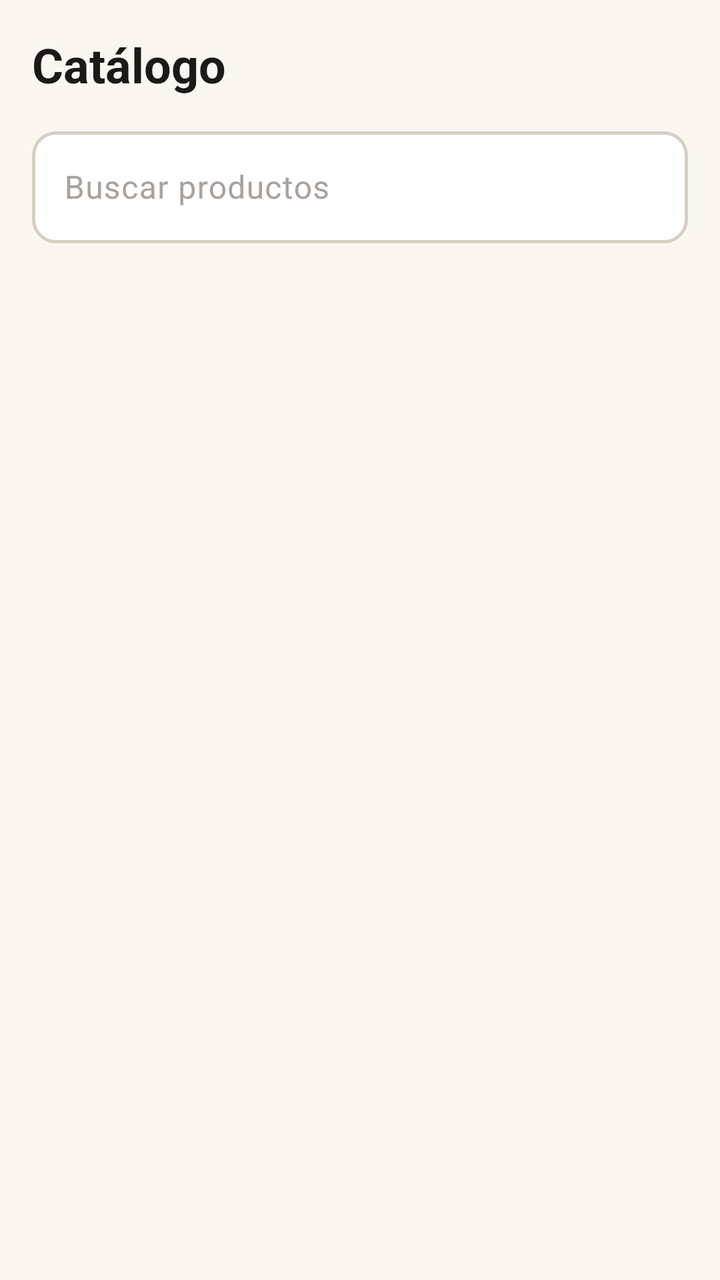
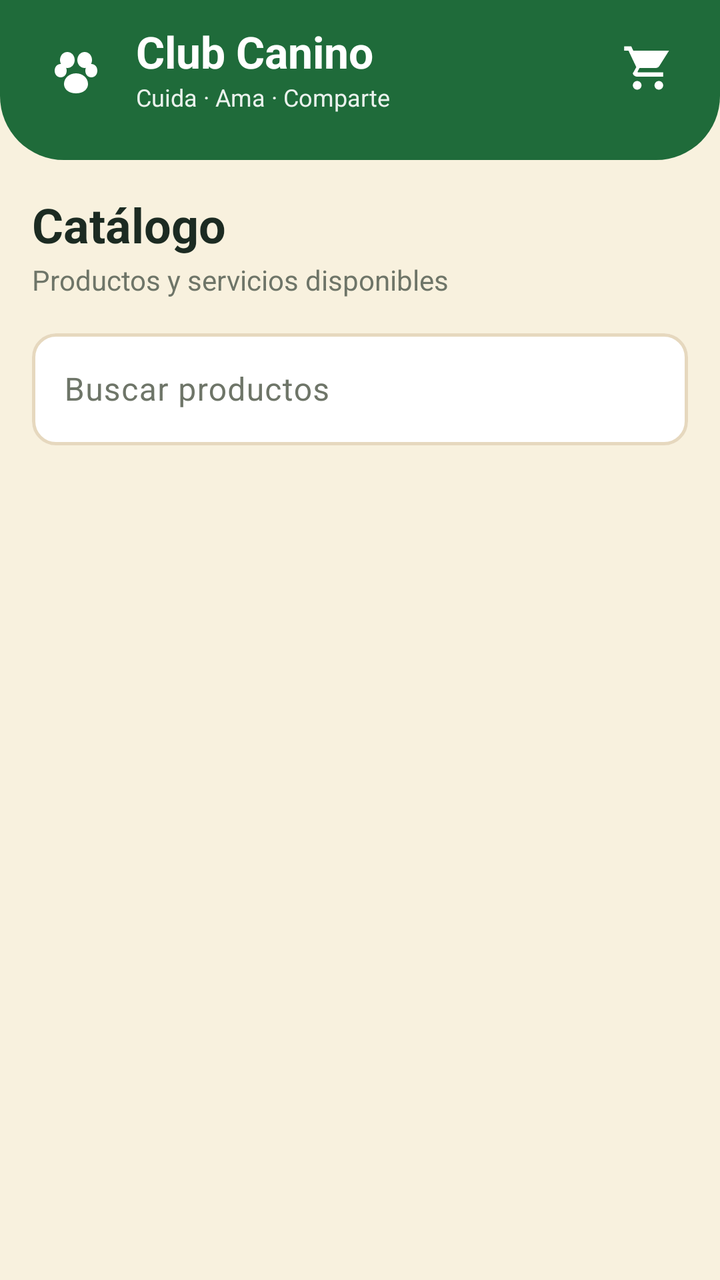

An Android layout rendered at two revisions. The XML below is the earlier revision; the diff shows what the commit changed to produce the second picture.
<!-- AndroidManifest.xml: application theme Theme.ClubCanino -->
<!-- res/layout/fragment_buyer_catalog.xml -->
<?xml version="1.0" encoding="utf-8"?>
<LinearLayout xmlns:android="http://schemas.android.com/apk/res/android"
    android:layout_width="match_parent"
    android:layout_height="match_parent"
    android:background="@drawable/bg_screen"
    android:orientation="vertical"
    android:paddingStart="@dimen/screen_padding_horizontal"
    android:paddingTop="@dimen/spacing_lg"
    android:paddingEnd="@dimen/screen_padding_horizontal">

    <TextView
        android:layout_width="match_parent"
        android:layout_height="wrap_content"
        android:text="@string/buyer_catalog_title"
        android:textAppearance="@style/TextAppearance.ClubCanino.Headline" />

    <com.google.android.material.textfield.TextInputLayout
        android:id="@+id/inputLayoutSearch"
        style="@style/Widget.ClubCanino.TextInputLayout"
        android:layout_width="match_parent"
        android:layout_height="wrap_content"
        android:layout_marginTop="@dimen/spacing_md"
        android:hint="@string/hint_search_products">

        <com.google.android.material.textfield.TextInputEditText
            android:id="@+id/editSearch"
            style="@style/Widget.ClubCanino.EditText"
            android:layout_width="match_parent"
            android:layout_height="wrap_content"
            android:imeOptions="actionSearch"
            android:inputType="text"
            android:maxLines="1" />
    </com.google.android.material.textfield.TextInputLayout>

    <HorizontalScrollView
        android:layout_width="match_parent"
        android:layout_height="wrap_content"
        android:layout_marginTop="@dimen/spacing_md"
        android:scrollbars="none">

        <LinearLayout
            android:id="@+id/containerFilters"
            android:layout_width="wrap_content"
            android:layout_height="wrap_content"
            android:orientation="horizontal" />
    </HorizontalScrollView>

    <TextView
        android:id="@+id/textEmpty"
        android:layout_width="match_parent"
        android:layout_height="wrap_content"
        android:layout_marginTop="@dimen/spacing_xl"
        android:gravity="center"
        android:text="@string/msg_empty_state"
        android:textAppearance="@style/TextAppearance.ClubCanino.Body.Secondary"
        android:visibility="gone" />

    <androidx.core.widget.NestedScrollView
        android:layout_width="match_parent"
        android:layout_height="0dp"
        android:layout_marginTop="@dimen/spacing_md"
        android:layout_weight="1">

        <LinearLayout
            android:id="@+id/containerProducts"
            android:layout_width="match_parent"
            android:layout_height="wrap_content"
            android:orientation="vertical"
            android:paddingBottom="@dimen/spacing_xl" />
    </androidx.core.widget.NestedScrollView>
</LinearLayout>
<!-- resources referenced by this layout -->
<resources>
  <dimen name="spacing_lg">16dp</dimen>
  <dimen name="spacing_md">12dp</dimen>
  <dimen name="spacing_xl">24dp</dimen>
  <!-- drawable bg_screen (drawable) -->
  <?xml version="1.0" encoding="utf-8"?>
  <shape xmlns:android="http://schemas.android.com/apk/res/android"
      android:shape="rectangle">
      <solid android:color="@color/cream_background" />
  </shape>
  <string name="buyer_catalog_title">Catálogo</string>
  <style name="TextAppearance.ClubCanino.Body.Secondary" parent="TextAppearance.ClubCanino.Body">
          <item name="android:textSize">@dimen/text_body_small</item>
          <item name="android:textColor">@color/text_secondary</item>
      </style>
  <style name="TextAppearance.ClubCanino.Headline" parent="TextAppearance.Material3.HeadlineMedium">
          <item name="android:textSize">@dimen/text_headline</item>
          <item name="android:textColor">@color/text_primary</item>
          <item name="android:textStyle">bold</item>
      </style>
  <style name="TextAppearance.ClubCanino.Body" parent="TextAppearance.Material3.BodyLarge">
          <item name="android:textSize">@dimen/text_body</item>
          <item name="android:textColor">@color/text_primary</item>
          <item name="android:lineSpacingExtra">2dp</item>
      </style>
  <dimen name="text_body_small">14sp</dimen>
  <dimen name="text_headline">24sp</dimen>
  <color name="text_primary">#FF1C1917</color>
  <dimen name="input_height">56dp</dimen>
  <dimen name="text_body">16sp</dimen>
  <color name="text_hint">#FFA8A29E</color>
  <dimen name="input_stroke_width">1.5dp</dimen>
  <dimen name="radius_md">12dp</dimen>
  <color name="green_primary">#FF2F6F4E</color>
  <color name="cream_surface">#FFFFFFFF</color>
  <color name="accent_warm">#FFE07A3D</color>
  <color name="text_on_accent">#FFFFFFFF</color>
  <color name="error">#FFC0392B</color>
  <color name="white">#FFFFFFFF</color>
  <color name="outline">#FFD6D0C4</color>
  <color name="divider">#FFEBE6DC</color>
  <dimen name="button_height">52dp</dimen>
  <dimen name="button_min_width">120dp</dimen>
  <color name="ripple_primary">#332F6F4E</color>
  <dimen name="elevation_sm">2dp</dimen>
  <dimen name="radius_lg">16dp</dimen>
  <dimen name="card_elevation">2dp</dimen>
  <dimen name="card_padding">16dp</dimen>
  <dimen name="card_stroke_width">1dp</dimen>
  <dimen name="text_button">16sp</dimen>
  <!-- unchanged entries left out for length: 25 -->
</resources>

<!-- the commit's change to res/layout/fragment_buyer_catalog.xml (unified diff, before → after) -->
@@ -1,49 +1,74 @@
 <?xml version="1.0" encoding="utf-8"?>
 <LinearLayout xmlns:android="http://schemas.android.com/apk/res/android"
+    xmlns:app="http://schemas.android.com/apk/res-auto"
     android:layout_width="match_parent"
     android:layout_height="match_parent"
-    android:background="@drawable/bg_screen"
-    android:orientation="vertical"
-    android:paddingStart="@dimen/screen_padding_horizontal"
-    android:paddingTop="@dimen/spacing_lg"
-    android:paddingEnd="@dimen/screen_padding_horizontal">
+    android:background="@color/buyer_cream"
+    android:orientation="vertical">
 
-    <TextView
+    <include layout="@layout/include_buyer_header" />
+
+    <LinearLayout
         android:layout_width="match_parent"
         android:layout_height="wrap_content"
-        android:text="@string/buyer_catalog_title"
-        android:textAppearance="@style/TextAppearance.ClubCanino.Headline" />
+        android:orientation="vertical"
+        android:paddingStart="@dimen/screen_padding_horizontal"
+        android:paddingTop="@dimen/spacing_lg"
+        android:paddingEnd="@dimen/screen_padding_horizontal">
 
-    <com.google.android.material.textfield.TextInputLayout
-        android:id="@+id/inputLayoutSearch"
-        style="@style/Widget.ClubCanino.TextInputLayout"
-        android:layout_width="match_parent"
-        android:layout_height="wrap_content"
-        android:layout_marginTop="@dimen/spacing_md"
-        android:hint="@string/hint_search_products">
-
-        <com.google.android.material.textfield.TextInputEditText
-            android:id="@+id/editSearch"
-            style="@style/Widget.ClubCanino.EditText"
+        <TextView
             android:layout_width="match_parent"
             android:layout_height="wrap_content"
-            android:imeOptions="actionSearch"
-            android:inputType="text"
-            android:maxLines="1" />
-    </com.google.android.material.textfield.TextInputLayout>
+            android:text="@string/buyer_catalog_headline"
+            android:textColor="@color/buyer_text"
+            android:textSize="24sp"
+            android:textStyle="bold" />
 
-    <HorizontalScrollView
-        android:layout_width="match_parent"
-        android:layout_height="wrap_content"
-        android:layout_marginTop="@dimen/spacing_md"
-        android:scrollbars="none">
+        <TextView
+            android:layout_width="match_parent"
+            android:layout_height="wrap_content"
+            android:layout_marginTop="2dp"
+            android:text="@string/buyer_catalog_subtitle"
+            android:textColor="@color/buyer_text_muted"
+            android:textSize="14sp" />
 
-        <LinearLayout
-            android:id="@+id/containerFilters"
-            android:layout_width="wrap_content"
+        <com.google.android.material.textfield.TextInputLayout
+            android:id="@+id/inputLayoutSearch"
+            style="@style/Widget.ClubCanino.TextInputLayout"
+            android:layout_width="match_parent"
             android:layout_height="wrap_content"
-            android:orientation="horizontal" />
-    </HorizontalScrollView>
+            android:layout_marginTop="@dimen/spacing_md"
+            android:hint="@string/hint_search_products"
+            android:textColorHint="@color/buyer_text_muted"
+            app:boxBackgroundColor="@color/white"
+            app:boxStrokeColor="@color/buyer_box_stroke"
+            app:hintTextColor="@color/buyer_forest">
+
+            <com.google.android.material.textfield.TextInputEditText
+                android:id="@+id/editSearch"
+                style="@style/Widget.ClubCanino.EditText"
+                android:layout_width="match_parent"
+                android:layout_height="wrap_content"
+                android:imeOptions="actionSearch"
+                android:inputType="text"
+                android:maxLines="1"
+                android:textColor="@color/buyer_text"
+                android:textColorHint="@color/buyer_text_muted" />
+        </com.google.android.material.textfield.TextInputLayout>
+
+        <HorizontalScrollView
+            android:layout_width="match_parent"
+            android:layout_height="wrap_content"
+            android:layout_marginTop="@dimen/spacing_md"
+            android:scrollbars="none">
+
+            <LinearLayout
+                android:id="@+id/containerFilters"
+                android:layout_width="wrap_content"
+                android:layout_height="wrap_content"
+                android:orientation="horizontal" />
+        </HorizontalScrollView>
+    </LinearLayout>
 
     <TextView
         android:id="@+id/textEmpty"
@@ -51,21 +76,107 @@
         android:layout_height="wrap_content"
         android:layout_marginTop="@dimen/spacing_xl"
         android:gravity="center"
+        android:paddingStart="@dimen/screen_padding_horizontal"
+        android:paddingEnd="@dimen/screen_padding_horizontal"
         android:text="@string/msg_empty_state"
-        android:textAppearance="@style/TextAppearance.ClubCanino.Body.Secondary"
+        android:textColor="@color/buyer_text_muted"
+        android:textSize="14sp"
         android:visibility="gone" />
 
     <androidx.core.widget.NestedScrollView
         android:layout_width="match_parent"
         android:layout_height="0dp"
         android:layout_marginTop="@dimen/spacing_md"
-        android:layout_weight="1">
+        android:layout_weight="1"
+        android:clipToPadding="false"
+        android:paddingBottom="@dimen/spacing_lg">
 
         <LinearLayout
             android:id="@+id/containerProducts"
             android:layout_width="match_parent"
             android:layout_height="wrap_content"
             android:orientation="vertical"
+            android:paddingStart="@dimen/screen_padding_horizontal"
+            android:paddingEnd="@dimen/screen_padding_horizontal"
             android:paddingBottom="@dimen/spacing_xl" />
     </androidx.core.widget.NestedScrollView>
 </LinearLayout>
+<!-- res/layout/include_buyer_header.xml (included above) -->
+<?xml version="1.0" encoding="utf-8"?>
+<LinearLayout xmlns:android="http://schemas.android.com/apk/res/android"
+    android:layout_width="match_parent"
+    android:layout_height="wrap_content"
+    android:background="@drawable/bg_buyer_header"
+    android:gravity="center_vertical"
+    android:orientation="horizontal"
+    android:paddingStart="20dp"
+    android:paddingTop="10dp"
+    android:paddingEnd="12dp"
+    android:paddingBottom="22dp">
+
+    <ImageView
+        android:layout_width="36dp"
+        android:layout_height="36dp"
+        android:contentDescription="@null"
+        android:importantForAccessibility="no"
+        android:src="@drawable/ic_paw"
+        android:tint="@color/white" />
+
+    <LinearLayout
+        android:layout_width="0dp"
+        android:layout_height="wrap_content"
+        android:layout_marginStart="12dp"
+        android:layout_weight="1"
+        android:orientation="vertical">
+
+        <TextView
+            android:layout_width="wrap_content"
+            android:layout_height="wrap_content"
+            android:text="@string/app_name"
+            android:textColor="@color/white"
+            android:textSize="22sp"
+            android:textStyle="bold" />
+
+        <TextView
+            android:layout_width="wrap_content"
+            android:layout_height="wrap_content"
+            android:text="@string/buyer_brand_tagline"
+            android:textColor="#E8FFFFFF"
+            android:textSize="12sp" />
+    </LinearLayout>
+
+    <FrameLayout
+        android:id="@+id/buttonHeaderCart"
+        android:layout_width="48dp"
+        android:layout_height="48dp"
+        android:background="?attr/selectableItemBackgroundBorderless"
+        android:clickable="true"
+        android:contentDescription="@string/cd_open_cart"
+        android:focusable="true">
+
+        <ImageView
+            android:layout_width="26dp"
+            android:layout_height="26dp"
+            android:layout_gravity="center"
+            android:contentDescription="@string/cd_open_cart"
+            android:src="@drawable/ic_nav_cart"
+            android:tint="@color/white" />
+
+        <TextView
+            android:id="@+id/textCartBadge"
+            android:layout_width="wrap_content"
+            android:layout_height="18dp"
+            android:layout_gravity="end|top"
+            android:layout_marginTop="6dp"
+            android:layout_marginEnd="4dp"
+            android:background="@drawable/bg_buyer_cart_badge"
+            android:gravity="center"
+            android:minWidth="18dp"
+            android:paddingStart="4dp"
+            android:paddingEnd="4dp"
+            android:textColor="@color/white"
+            android:textSize="10sp"
+            android:textStyle="bold"
+            android:visibility="gone" />
+    </FrameLayout>
+</LinearLayout>
<!-- resource entries referenced after the edit -->
@@ -1,31 +1,67 @@
 <!-- resources referenced by this layout -->
 <resources>
+  <color name="buyer_cream">#FFF8F1DE</color>
+  <color name="buyer_forest">#FF1F6B3A</color>
+  <color name="buyer_text">#FF1C2B22</color>
+  <color name="buyer_text_muted">#FF6E7568</color>
   <dimen name="spacing_lg">16dp</dimen>
   <dimen name="spacing_md">12dp</dimen>
   <dimen name="spacing_xl">24dp</dimen>
-  <!-- drawable bg_screen (drawable) -->
+  <!-- drawable bg_buyer_cart_badge (drawable) -->
+  <?xml version="1.0" encoding="utf-8"?>
+  <shape xmlns:android="http://schemas.android.com/apk/res/android"
+      android:shape="oval">
+      <solid android:color="@color/buyer_badge_offer" />
+  </shape>
+  <!-- drawable bg_buyer_header (drawable) -->
   <?xml version="1.0" encoding="utf-8"?>
   <shape xmlns:android="http://schemas.android.com/apk/res/android"
       android:shape="rectangle">
-      <solid android:color="@color/cream_background" />
+      <solid android:color="@color/buyer_forest" />
+      <corners
+          android:bottomLeftRadius="32dp"
+          android:bottomRightRadius="32dp" />
   </shape>
-  <string name="buyer_catalog_title">Catálogo</string>
-  <style name="TextAppearance.ClubCanino.Body.Secondary" parent="TextAppearance.ClubCanino.Body">
-          <item name="android:textSize">@dimen/text_body_small</item>
-          <item name="android:textColor">@color/text_secondary</item>
-      </style>
-  <style name="TextAppearance.ClubCanino.Headline" parent="TextAppearance.Material3.HeadlineMedium">
-          <item name="android:textSize">@dimen/text_headline</item>
-          <item name="android:textColor">@color/text_primary</item>
-          <item name="android:textStyle">bold</item>
-      </style>
-  <style name="TextAppearance.ClubCanino.Body" parent="TextAppearance.Material3.BodyLarge">
-          <item name="android:textSize">@dimen/text_body</item>
-          <item name="android:textColor">@color/text_primary</item>
-          <item name="android:lineSpacingExtra">2dp</item>
-      </style>
-  <dimen name="text_body_small">14sp</dimen>
-  <dimen name="text_headline">24sp</dimen>
+  <!-- drawable ic_nav_cart (drawable) -->
+  <?xml version="1.0" encoding="utf-8"?>
+  <vector xmlns:android="http://schemas.android.com/apk/res/android"
+      android:width="24dp"
+      android:height="24dp"
+      android:viewportWidth="24"
+      android:viewportHeight="24">
+      <path
+          android:fillColor="@color/green_primary"
+          android:pathData="M7,18c-1.1,0 -1.99,0.9 -1.99,2S5.9,22 7,22s2,-0.9 2,-2 -0.9,-2 -2,-2zM1,2v2h2l3.6,7.59 -1.35,2.45C4.52,14.37 5.48,16 7,16h12v-2H7.42c-0.14,0 -0.25,-0.11 -0.25,-0.25l0.03,-0.12 0.9,-1.63h7.45c0.75,0 1.41,-0.41 1.75,-1.03L21.7,4H5.21l-0.94,-2H1zM17,18c-1.1,0 -1.99,0.9 -1.99,2s0.89,2 1.99,2 2,-0.9 2,-2 -0.9,-2 -2,-2z" />
+  </vector>
+  <!-- drawable ic_paw (drawable) -->
+  <?xml version="1.0" encoding="utf-8"?>
+  <vector xmlns:android="http://schemas.android.com/apk/res/android"
+      android:width="108dp"
+      android:height="108dp"
+      android:viewportWidth="108"
+      android:viewportHeight="108">
+      <path
+          android:fillColor="@color/green_primary"
+          android:pathData="M54,62c-10,0 -18,7 -18,16c0,7 6,14 18,14s18,-7 18,-14c0,-9 -8,-16 -18,-16z" />
+      <path
+          android:fillColor="@color/green_primary"
+          android:pathData="M30,42c0,-7 5,-12 11,-12s11,5 11,12 -5,12 -11,12 -11,-5 -11,-12z" />
+      <path
+          android:fillColor="@color/green_primary"
+          android:pathData="M56,42c0,-7 5,-12 11,-12s11,5 11,12 -5,12 -11,12 -11,-5 -11,-12z" />
+      <path
+          android:fillColor="@color/green_primary"
+          android:pathData="M22,58c0,-6 4,-10 9,-10s9,4 9,10 -4,10 -9,10 -9,-4 -9,-10z" />
+      <path
+          android:fillColor="@color/green_primary"
+          android:pathData="M68,58c0,-6 4,-10 9,-10s9,4 9,10 -4,10 -9,10 -9,-4 -9,-10z" />
+  </vector>
+  <string name="app_name">Club Canino</string>
+  <string name="buyer_brand_tagline">Cuida · Ama · Comparte</string>
+  <string name="buyer_catalog_headline">Catálogo</string>
+  <string name="buyer_catalog_subtitle">Productos y servicios disponibles</string>
+  <string name="cd_open_cart">Abrir carrito</string>
+  <color name="buyer_badge_offer">#FFE53935</color>
   <color name="text_primary">#FF1C1917</color>
   <dimen name="input_height">56dp</dimen>
   <dimen name="text_body">16sp</dimen>
